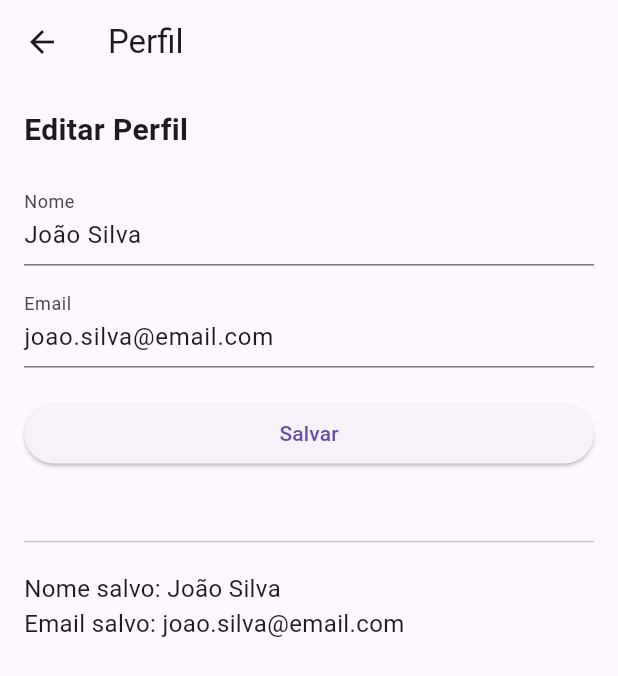
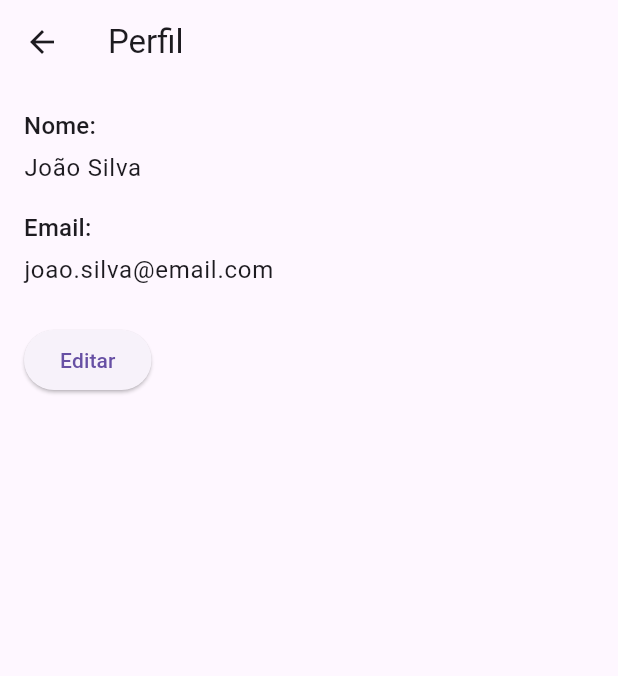
Before and after one commit to Silveira789/my_flutter_app, a Flutter app: the ProfileScreen screen opened by its route, on a phone screen of 412 x 824 dp. Shown: the top 676 px of the screen. Run offline on Flutter 3.47's test engine with Material 3 defaults, Android fonts, the phone set to English and light mode, and no system bars.

```diff
--- a/lib/screens/profile_screen.dart
+++ b/lib/screens/profile_screen.dart
@@ -8,13 +8,12 @@ class ProfileScreen extends StatefulWidget {
 }
 
 class _ProfileScreenState extends State<ProfileScreen> {
-  final _formKey = GlobalKey<FormState>();
+  bool isEditing = false;
 
-  // Dados fictícios do usuário
   String _name = 'João Silva';
   String _email = 'joao.silva@email.com';
 
-  // Controladores dos campos
+  final _formKey = GlobalKey<FormState>();
   late TextEditingController _nameController;
   late TextEditingController _emailController;
 
@@ -32,11 +31,18 @@ class _ProfileScreenState extends State<ProfileScreen> {
     super.dispose();
   }
 
+  void _toggleEdit() {
+    setState(() {
+      isEditing = !isEditing;
+    });
+  }
+
   void _saveProfile() {
     if (_formKey.currentState!.validate()) {
       setState(() {
         _name = _nameController.text;
         _email = _emailController.text;
+        isEditing = false;
       });
 
       ScaffoldMessenger.of(context).showSnackBar(
@@ -45,23 +51,31 @@ class _ProfileScreenState extends State<ProfileScreen> {
     }
   }
 
-  @override
-  Widget build(BuildContext context) {
-    return Scaffold(
-      appBar: AppBar(
-        title: const Text('Perfil'),
+  Widget _buildReadOnlyView() {
+    return Column(
+      crossAxisAlignment: CrossAxisAlignment.start,
+      children: [
+        Text('Nome:', style: Theme.of(context).textTheme.titleMedium),
+        const SizedBox(height: 4),
+        Text(_name, style: Theme.of(context).textTheme.bodyLarge),
+        const SizedBox(height: 16),
+        Text('Email:', style: Theme.of(context).textTheme.titleMedium),
+        const SizedBox(height: 4),
+        Text(_email, style: Theme.of(context).textTheme.bodyLarge),
+        const SizedBox(height: 24),
+        ElevatedButton(
+          onPressed: _toggleEdit,
+          child: const Text('Editar'),
         ),
-      body: Padding(
-        padding: const EdgeInsets.all(16.0),
-        child: Form(
+      ],
+    );
+  }
+
+  Widget _buildEditForm() {
+    return Form(
       key: _formKey,
-          child: ListView(
+      child: Column(
         children: [
-              const Text(
-                'Editar Perfil',
-                style: TextStyle(fontSize: 20, fontWeight: FontWeight.bold),
-              ),
-              const SizedBox(height: 20),
           TextFormField(
             controller: _nameController,
             decoration: const InputDecoration(labelText: 'Nome'),
@@ -78,33 +92,44 @@ class _ProfileScreenState extends State<ProfileScreen> {
             decoration: const InputDecoration(labelText: 'Email'),
             keyboardType: TextInputType.emailAddress,
             validator: (value) {
-                  if (value == null ||
-                      value.isEmpty ||
-                      !value.contains('@')) {
+              if (value == null || !value.contains('@')) {
                 return 'Informe um e-mail válido';
               }
               return null;
             },
           ),
           const SizedBox(height: 20),
-              ElevatedButton(
+          Row(
+            children: [
+              Expanded(
+                child: ElevatedButton(
                   onPressed: _saveProfile,
                   child: const Text('Salvar'),
                 ),
-              const SizedBox(height: 40),
-              const Divider(),
-              const SizedBox(height: 12),
-              Text(
-                'Nome salvo: $_name',
-                style: const TextStyle(fontSize: 16),
               ),
-              Text(
-                'Email salvo: $_email',
-                style: const TextStyle(fontSize: 16),
+              const SizedBox(width: 10),
+              Expanded(
+                child: OutlinedButton(
+                  onPressed: _toggleEdit,
+                  child: const Text('Cancelar'),
+                ),
               ),
             ],
           ),
+        ],
       ),
+    );
+  }
+
+  @override
+  Widget build(BuildContext context) {
+    return Scaffold(
+      appBar: AppBar(
+        title: const Text('Perfil'),
+      ),
+      body: Padding(
+        padding: const EdgeInsets.all(16.0),
+        child: isEditing ? _buildEditForm() : _buildReadOnlyView(),
       ),
     );
   }
```
Also changed, not shown: 1 other file. Lines whose indentation alone changed are shown as unchanged.
